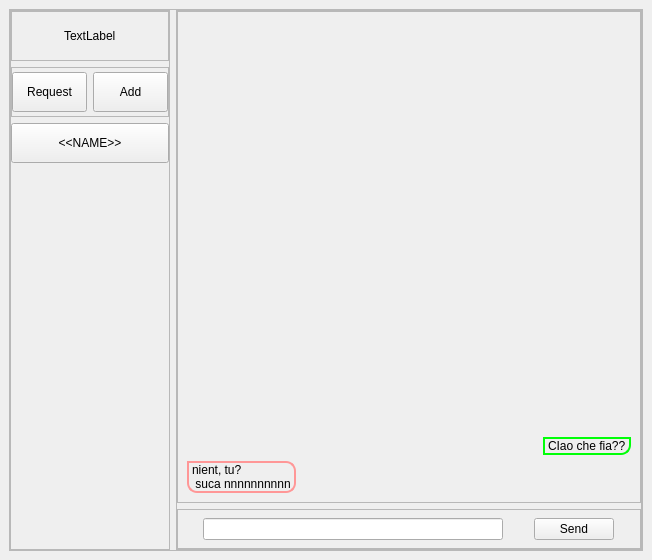
Old version of the form debug_forlder/dbg_main.ui in the repository DoniMassimo/Messagging_App_.
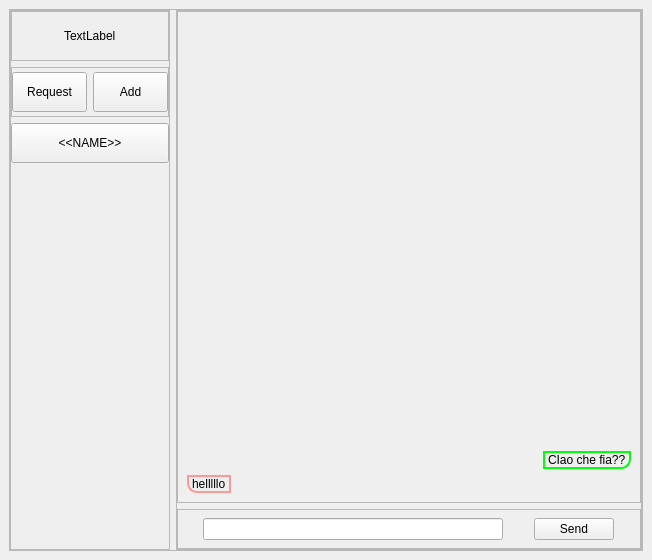
New version of the form.

The edit to the form file:
```diff
--- a/debug_forlder/dbg_main.ui
+++ b/debug_forlder/dbg_main.ui
@@ -268,8 +268,7 @@
 border-top-left-radius:0px;</string>
                </property>
                <property name="text">
-                <string>nient, tu? 
- suca nnnnnnnnnn</string>
+                <string>helllllo</string>
                </property>
               </widget>
              </item>
```
